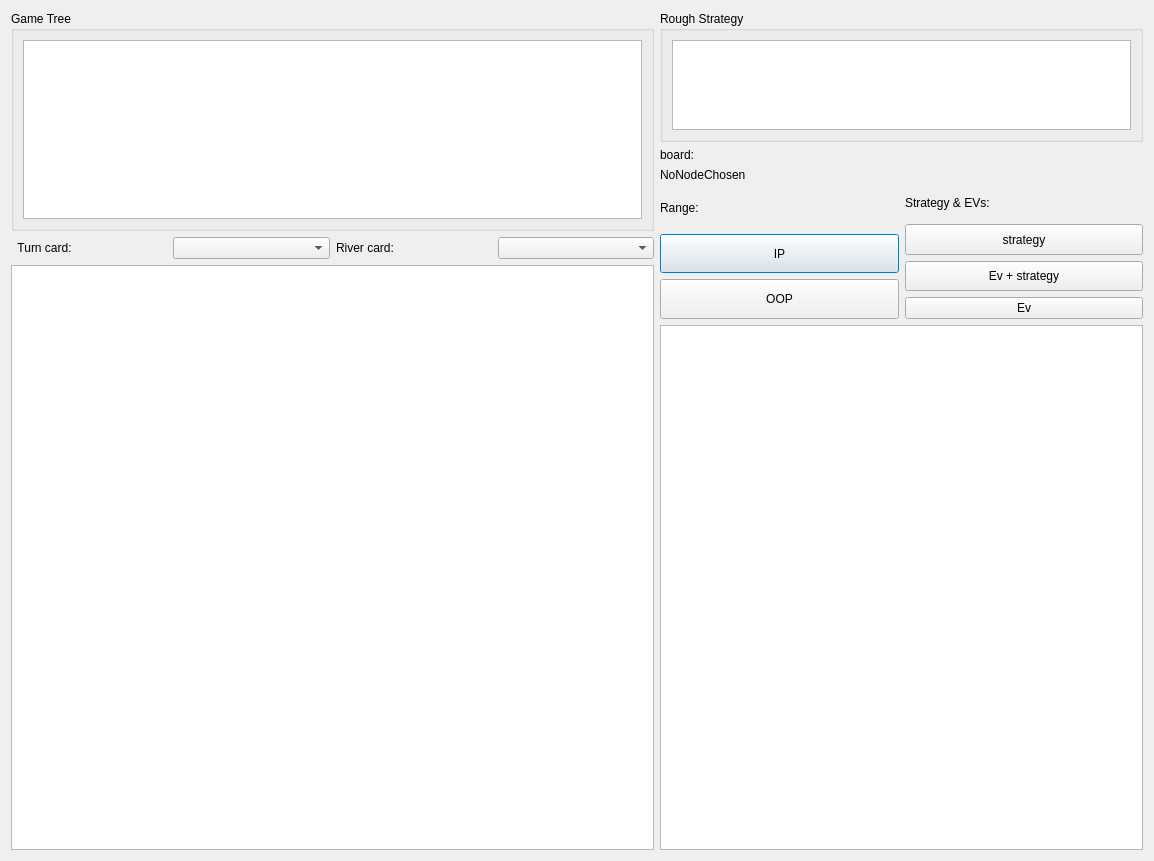
This is strategyexplorer.ui in bupticybee/TexasSolver as Qt 5 draws it before an edit. The edited form follows.
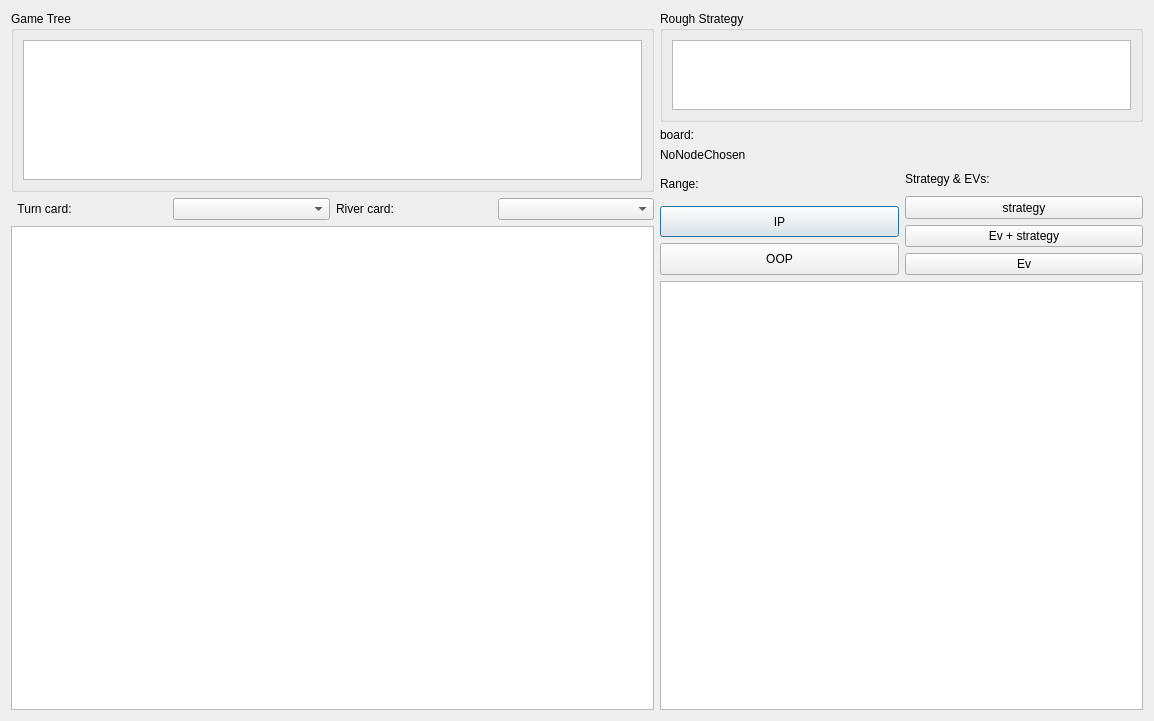
This is the edited form. Custom widgets are drawn as their Qt base class.

Commit message: Revert StrategyExplorers height back to 721 to avoid issues on 720p displays.

```diff
--- a/strategyexplorer.ui
+++ b/strategyexplorer.ui
@@ -7,7 +7,7 @@
     <x>0</x>
     <y>0</y>
     <width>1154</width>
-    <height>861</height>
+    <height>721</height>
    </rect>
   </property>
   <property name="windowTitle">
```
